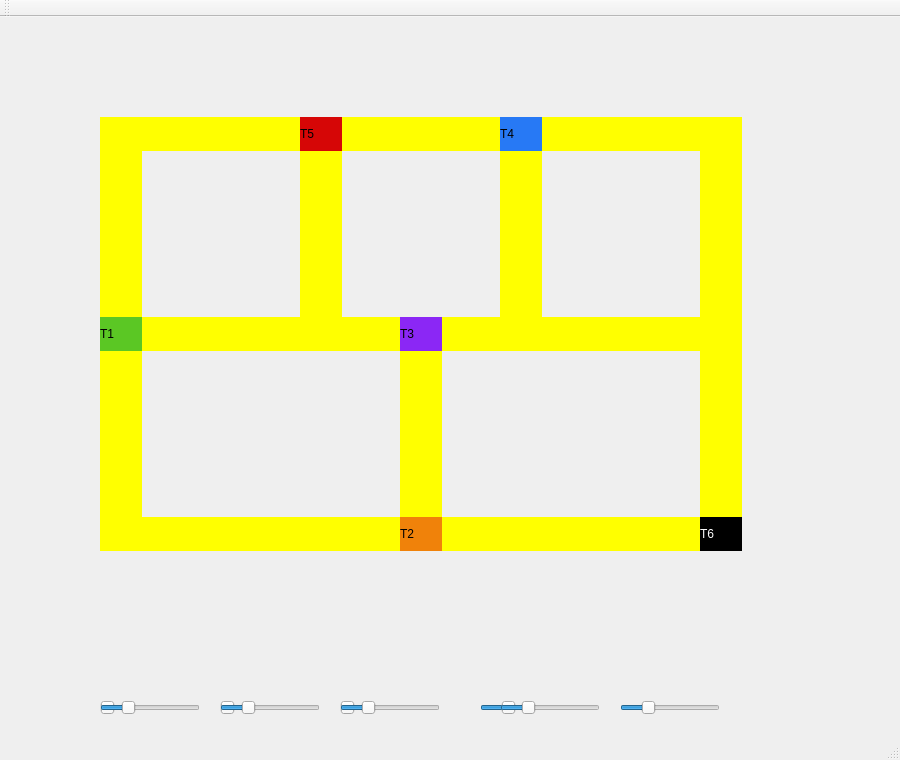
Old version of the form mainwindow.ui in the repository ArturRochel/threadtrem.
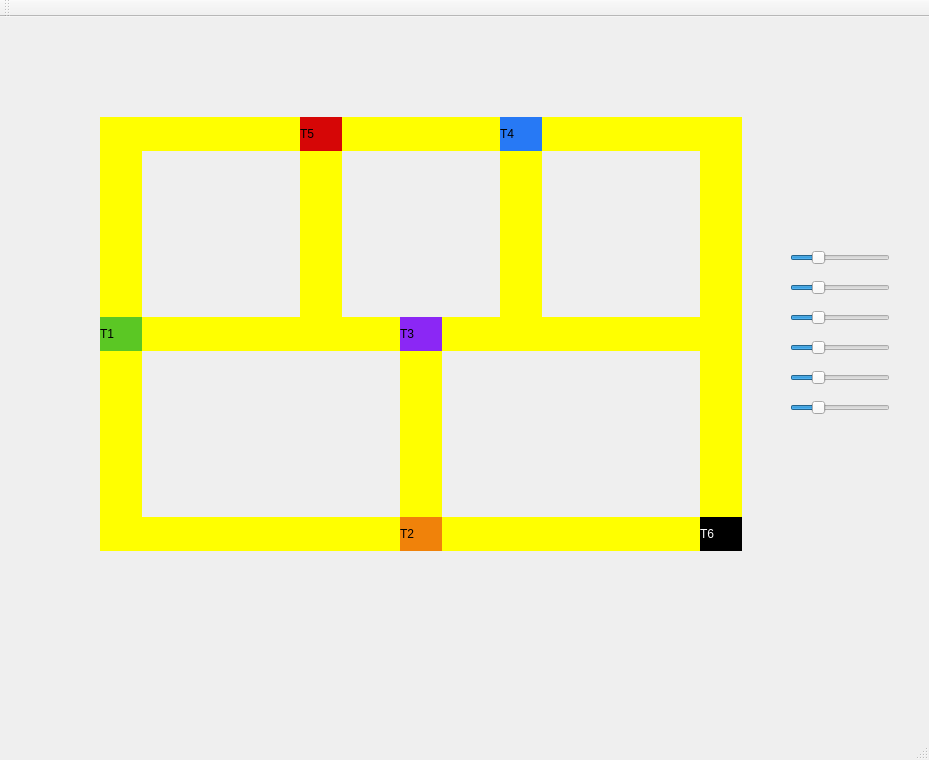
New version of the form.

Commit message:
Alteração no visual dos slides
Alterei e organizei a parte visual do slides de controle de velocidade dos trens

Patch:
```diff
--- a/mainwindow.ui
+++ b/mainwindow.ui
@@ -6,7 +6,7 @@
    <rect>
     <x>0</x>
     <y>0</y>
-    <width>900</width>
+    <width>929</width>
     <height>760</height>
    </rect>
   </property>
@@ -247,53 +247,15 @@
    <widget class="QSlider" name="sliderTrem1">
     <property name="geometry">
      <rect>
-      <x>100</x>
-      <y>680</y>
+      <x>790</x>
+      <y>230</y>
       <width>100</width>
       <height>22</height>
      </rect>
     </property>
-    <property name="orientation">
-     <enum>Qt::Orientation::Horizontal</enum>
+    <property name="styleSheet">
+     <string notr="true"/>
     </property>
-   </widget>
-   <widget class="QSlider" name="sliderTrem2">
-    <property name="geometry">
-     <rect>
-      <x>220</x>
-      <y>680</y>
-      <width>100</width>
-      <height>22</height>
-     </rect>
-    </property>
-    <property name="orientation">
-     <enum>Qt::Orientation::Horizontal</enum>
-    </property>
-   </widget>
-   <widget class="QSlider" name="sliderTrem3">
-    <property name="geometry">
-     <rect>
-      <x>340</x>
-      <y>680</y>
-      <width>100</width>
-      <height>22</height>
-     </rect>
-    </property>
-    <property name="orientation">
-     <enum>Qt::Orientation::Horizontal</enum>
-    </property>
-   </widget>
-<!-- SLIDES DE VELOCIDADE A PARTIR DAQUI -->
-<!-- SLIDE TREM01 -->
-    <widget class="QSlider" name="sliderTrem1">
-    <property name="geometry">
-  <rect>
-   <x>100</x>
-   <y>680</y>
-   <width>100</width>
-   <height>22</height>
-  </rect>
- </property>
  <property name="minimum">
  <number>0</number>
  </property>
@@ -301,19 +263,17 @@
  <number>200</number>
  </property>
   <property name="value">
-  <number>50</number> 
+     <number>50</number>
  </property>
  <property name="orientation">
-  <enum>Qt::Horizontal</enum>
- </property>
-</widget>
-
-<!-- SLIDE TREM02 -->
+     <enum>Qt::Orientation::Horizontal</enum>
+    </property>
+   </widget>
 <widget class="QSlider" name="sliderTrem2">
  <property name="geometry">
   <rect>
-   <x>220</x>
-   <y>680</y>
+      <x>790</x>
+      <y>260</y>
    <width>100</width>
    <height>22</height>
   </rect>
@@ -325,19 +285,17 @@
  <number>200</number>
  </property>
    <property name="value">
-  <number>50</number> 
+     <number>50</number>
  </property>
  <property name="orientation">
-  <enum>Qt::Horizontal</enum>
- </property>
-</widget>
-
-<!-- SLIDE TREM03 -->
+     <enum>Qt::Orientation::Horizontal</enum>
+    </property>
+   </widget>
 <widget class="QSlider" name="sliderTrem3">
  <property name="geometry">
   <rect>
-   <x>340</x>
-   <y>680</y>
+      <x>790</x>
+      <y>290</y>
    <width>100</width>
    <height>22</height>
   </rect>
@@ -349,19 +307,17 @@
  <number>200</number>
  </property>
    <property name="value">
-  <number>50</number> 
+     <number>50</number>
  </property>
  <property name="orientation">
-  <enum>Qt::Horizontal</enum>
- </property>
-</widget>
-
-<!-- SLIDE TREM04 -->
+     <enum>Qt::Orientation::Horizontal</enum>
+    </property>
+   </widget>
 <widget class="QSlider" name="sliderTrem4">
  <property name="geometry">
   <rect>
-   <x>480</x>
-   <y>680</y>
+      <x>790</x>
+      <y>320</y>
    <width>100</width>
    <height>22</height>
   </rect>
@@ -384,8 +340,8 @@
 <widget class="QSlider" name="sliderTrem5">
  <property name="geometry">
   <rect>
-   <x>500</x>
-   <y>680</y>
+      <x>790</x>
+      <y>350</y>
    <width>100</width>
    <height>22</height>
   </rect>
@@ -408,8 +364,8 @@
 <widget class="QSlider" name="sliderTrem6">
  <property name="geometry">
   <rect>
-   <x>620</x>
-   <y>680</y>
+      <x>790</x>
+      <y>380</y>
    <width>100</width>
    <height>22</height>
   </rect>
```
Left out of the diff: 37 changed lines with no effect on the pictures. Lines whose indentation alone changed are shown as unchanged. The commit also changes 8 other files.
